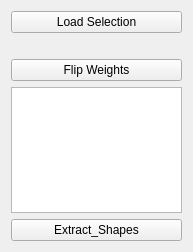
Old version of the form Tools/Resources/UI_BlendShapeCreatorHelper.ui in the repository rendermotion/RMPY.
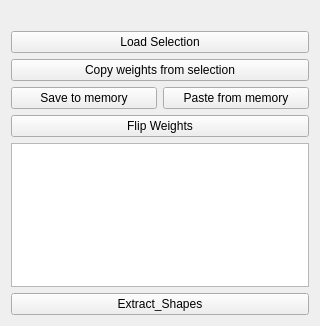
New version of the form.

```diff
--- a/Tools/Resources/UI_BlendShapeCreatorHelper.ui
+++ b/Tools/Resources/UI_BlendShapeCreatorHelper.ui
@@ -6,14 +6,21 @@
    <rect>
     <x>0</x>
     <y>0</y>
-    <width>193</width>
-    <height>252</height>
+    <width>320</width>
+    <height>326</height>
    </rect>
   </property>
   <property name="windowTitle">
    <string>Form</string>
   </property>
   <layout class="QVBoxLayout" name="verticalLayout">
+   <item>
+    <widget class="QLabel" name="blend_shape_name_lbl">
+     <property name="text">
+      <string/>
+     </property>
+    </widget>
+   </item>
    <item>
     <widget class="QPushButton" name="LoadObjectBtn">
      <property name="text">
@@ -22,12 +29,30 @@
     </widget>
    </item>
    <item>
-    <widget class="QLabel" name="ObjectLbl">
+    <widget class="QPushButton" name="copy_weights_btn">
      <property name="text">
-      <string/>
+      <string>Copy weights from selection</string>
      </property>
     </widget>
    </item>
+   <item>
+    <layout class="QHBoxLayout" name="horizontalLayout">
+     <item>
+      <widget class="QPushButton" name="save_to_memory_btn">
+       <property name="text">
+        <string>Save to memory</string>
+       </property>
+      </widget>
+     </item>
+     <item>
+      <widget class="QPushButton" name="paste_from_memory_btn">
+       <property name="text">
+        <string>Paste from memory</string>
+       </property>
+      </widget>
+     </item>
+    </layout>
+   </item>
    <item>
     <widget class="QPushButton" name="FlipWeightsBtn">
      <property name="text">
```
